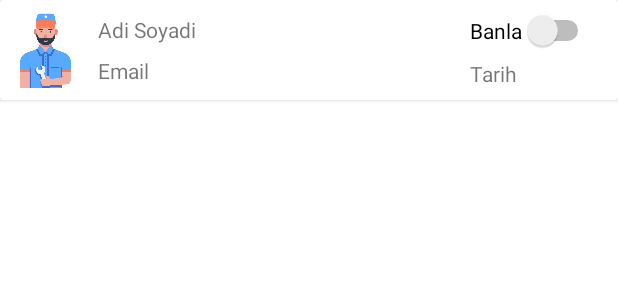
After one commit to 0uz/JobManagement, an Android app: the layout user_row.xml on its own in the app's theme, with its tools: preview values and no code run, on a phone screen of 412 x 824 dp. The commit adds this screen. Shown: the top 300 px of the screen. Run offline under Robolectric (Android 15) with nearby library versions, the light colour scheme and no system bars.

Commit message:
Add user page

```diff
--- /dev/null
+++ b/app/src/main/res/layout/user_row.xml
@@ -0,0 +1,70 @@
+<?xml version="1.0" encoding="utf-8"?>
+<androidx.constraintlayout.widget.ConstraintLayout xmlns:android="http://schemas.android.com/apk/res/android"
+                                                   xmlns:app="http://schemas.android.com/apk/res-auto"
+                                                   xmlns:tools="http://schemas.android.com/tools"
+                                                   android:layout_width="match_parent"
+                                                   android:layout_height="wrap_content">
+
+    <androidx.cardview.widget.CardView
+            android:layout_width="0dp"
+            android:layout_height="wrap_content"
+            app:layout_constraintStart_toStartOf="parent" app:layout_constraintEnd_toEndOf="parent"
+            app:layout_constraintTop_toTopOf="parent"
+            app:layout_constraintBottom_toBottomOf="parent" android:layout_marginBottom="5dp">
+        <androidx.constraintlayout.widget.ConstraintLayout
+                android:layout_width="match_parent"
+                android:layout_height="wrap_content">
+
+            <androidx.constraintlayout.widget.ConstraintLayout
+                    android:layout_width="wrap_content"
+                    android:layout_height="wrap_content" app:layout_constraintStart_toEndOf="@+id/userRow_imageView"
+                    app:layout_constraintTop_toTopOf="@+id/userRow_imageView"
+                    app:layout_constraintBottom_toBottomOf="@+id/userRow_imageView" android:id="@+id/constraintLayout"
+                    android:layout_marginLeft="10dp" android:layout_marginStart="10dp" android:layout_marginTop="10dp"
+                    android:layout_marginBottom="10dp">
+
+                <TextView
+                        android:text="Email"
+                        android:layout_width="wrap_content"
+                        android:layout_height="wrap_content" android:id="@+id/userRow_email"
+                        app:layout_constraintTop_toBottomOf="@+id/userRow_name"
+                        app:layout_constraintBottom_toBottomOf="parent" app:layout_constraintStart_toStartOf="parent"
+                />
+                <TextView
+                        android:text="Adi Soyadi"
+                        android:layout_width="wrap_content"
+                        android:layout_height="wrap_content" android:id="@+id/userRow_name"
+                        app:layout_constraintTop_toTopOf="parent"
+                        app:layout_constraintBottom_toTopOf="@+id/userRow_email"
+                        app:layout_constraintStart_toStartOf="parent"
+                        android:layout_marginBottom="8dp"/>
+            </androidx.constraintlayout.widget.ConstraintLayout>
+            <Switch
+                    android:text="Banla"
+                    android:layout_width="wrap_content"
+                    android:layout_height="wrap_content" android:id="@+id/userRow_switch"
+                    app:layout_constraintEnd_toEndOf="parent"
+                    android:layout_marginRight="16dp"
+                    android:layout_marginEnd="16dp" app:layout_constraintBottom_toTopOf="@+id/userRow_date"
+                    android:layout_marginBottom="5dp"
+            />
+            <ImageView
+                    android:layout_width="50dp"
+                    android:layout_height="50dp" tools:srcCompat="@drawable/mechanic"
+                    android:id="@+id/userRow_imageView"
+                    app:layout_constraintStart_toStartOf="parent"
+                    app:layout_constraintTop_toTopOf="parent"
+                    android:layout_marginTop="5dp" app:layout_constraintBottom_toBottomOf="parent"
+                    android:layout_marginBottom="5dp" app:layout_constraintEnd_toStartOf="@+id/constraintLayout"
+                    android:layout_marginEnd="5dp" android:layout_marginRight="5dp" android:visibility="visible"
+                    android:layout_marginLeft="5dp" android:layout_marginStart="5dp"/>
+            <TextView
+                    android:text="Tarih"
+                    android:layout_width="0dp"
+                    android:layout_height="wrap_content" android:id="@+id/userRow_date"
+                    app:layout_constraintBottom_toBottomOf="@+id/userRow_imageView"
+                    app:layout_constraintStart_toStartOf="@+id/userRow_switch"
+                    app:layout_constraintEnd_toEndOf="@+id/userRow_switch"/>
+        </androidx.constraintlayout.widget.ConstraintLayout>
+    </androidx.cardview.widget.CardView>
+</androidx.constraintlayout.widget.ConstraintLayout>
--- a/build.gradle
+++ b/build.gradle
@@ -5,7 +5,7 @@ buildscript {
         jcenter()
     }
     dependencies {
-        classpath "com.android.tools.build:gradle:4.1.1"
+        classpath 'com.android.tools.build:gradle:4.2.0'
         classpath 'com.google.gms:google-services:4.3.8'
 
         // NOTE: Do not place your application dependencies here; they belong
```
Also changed, not shown: app/src/main/java/com/zirhgrup/jobmanagement/AddElevatorFragment.java (+24 -2 lines), app/src/main/java/com/zirhgrup/jobmanagement/AddUserFragment.java (+10 -0 lines), app/src/main/java/com/zirhgrup/jobmanagement/MainPageFragment.java (+6 -1 lines), app/src/main/java/com/zirhgrup/jobmanagement/UserRecyclerAdapter.java (added, +70 -0 lines), app/src/main/java/com/zirhgrup/jobmanagement/database/DatabaseLayer.java (+93 -0 lines), app/src/main/res/layout/fragment_add_elevator.xml (+18 -11 lines), app/src/main/res/layout/fragment_add_user.xml (+11 -1 lines), app/src/main/res/drawable-small/mechanic.png (added), gradle/wrapper/gradle-wrapper.properties.
